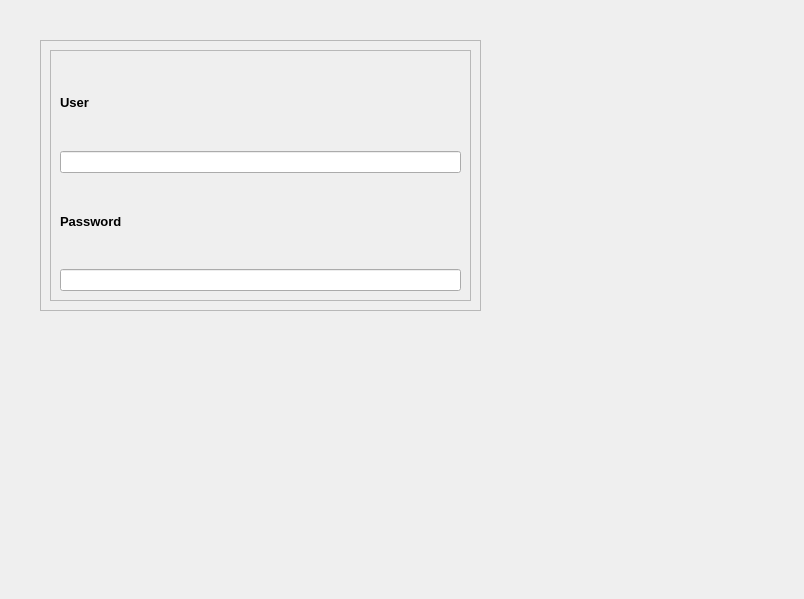
Qt form views/flower_shop_login.ui (NicolasChavezC/floreria) before a commit.
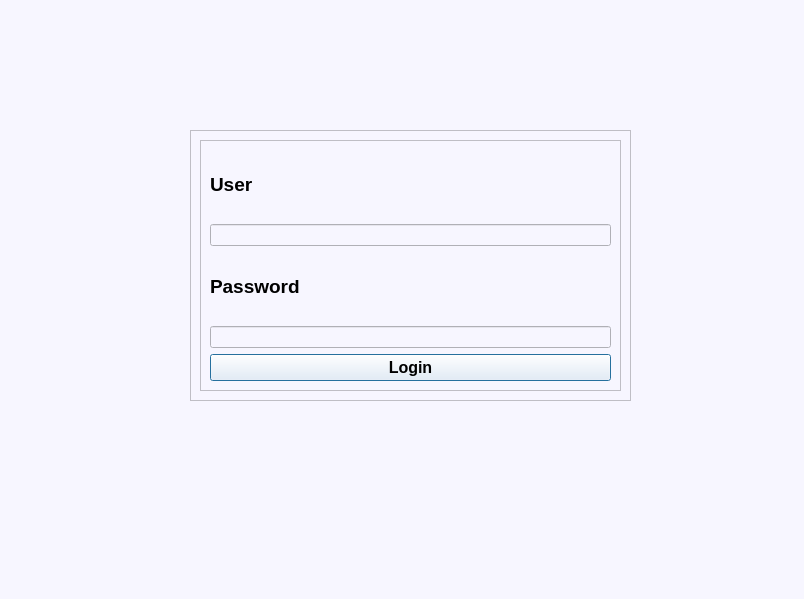
The same form after that commit. Icons and pictures are not drawn.

The edit to the form file:
```diff
--- a/views/flower_shop_login.ui
+++ b/views/flower_shop_login.ui
@@ -13,11 +13,15 @@
   <property name="windowTitle">
    <string>Dialog</string>
   </property>
+  <property name="styleSheet">
+   <string notr="true">border-image: url(&quot;img/bck.webp&quot;);
+background-color: rgb(247, 246, 255);</string>
+  </property>
   <widget class="QFrame" name="frame_2">
    <property name="geometry">
     <rect>
-     <x>40</x>
-     <y>40</y>
+     <x>190</x>
+     <y>130</y>
      <width>441</width>
      <height>271</height>
     </rect>
@@ -45,7 +49,7 @@
         <widget class="QLabel" name="label">
          <property name="font">
           <font>
-           <pointsize>10</pointsize>
+           <pointsize>14</pointsize>
            <weight>75</weight>
            <bold>true</bold>
           </font>
@@ -62,7 +66,7 @@
         <widget class="QLabel" name="label_2">
          <property name="font">
           <font>
-           <pointsize>10</pointsize>
+           <pointsize>14</pointsize>
            <weight>75</weight>
            <bold>true</bold>
           </font>
@@ -79,6 +83,21 @@
          </property>
         </widget>
        </item>
+       <item>
+        <widget class="QPushButton" name="btn_login">
+         <property name="font">
+          <font>
+           <family>Segoe UI</family>
+           <pointsize>12</pointsize>
+           <weight>75</weight>
+           <bold>true</bold>
+          </font>
+         </property>
+         <property name="text">
+          <string>Login</string>
+         </property>
+        </widget>
+       </item>
       </layout>
      </widget>
     </item>
```
Left out of the diff: 4 changed lines with no effect on the pictures.
